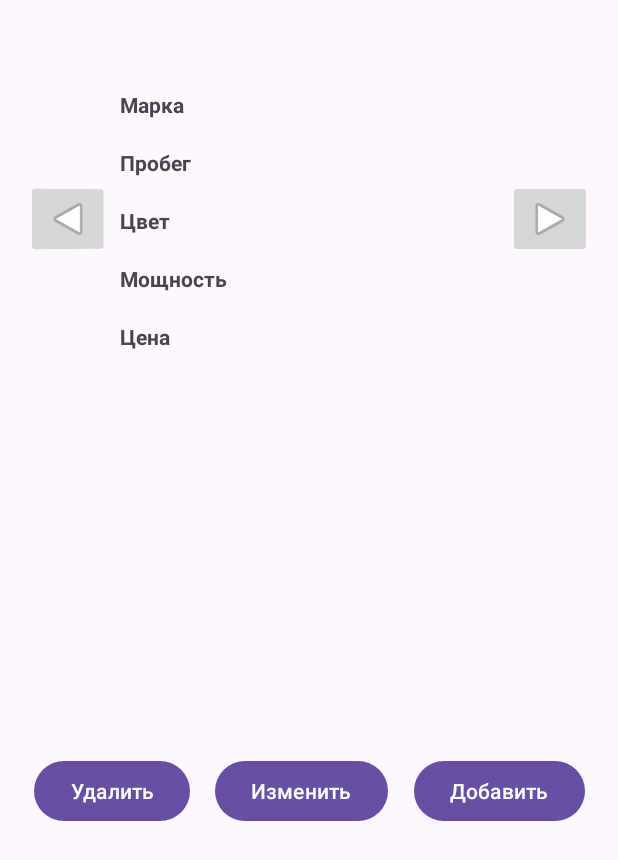
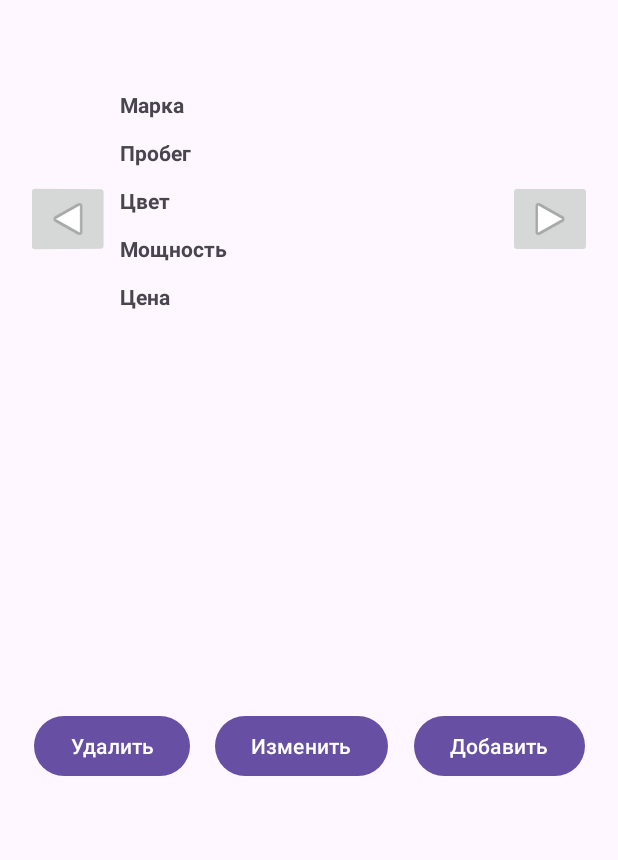
Before and after one commit to DiKachura/AndroidStudioProjects, an Android app: the screen it shows after launch (MainActivity), after a tap on an icon or button, on a phone screen of 412 x 824 dp. Shown: the top 860 px of the screen. Run offline under Robolectric (Android 15) with nearby library versions, the phone set to English and light mode, and no system bars.

Commit message:
внесение данных в один textView

```diff
--- a/Auto/app/src/main/java/com/example/auto/MainActivity.kt
+++ b/Auto/app/src/main/java/com/example/auto/MainActivity.kt
@@ -1,5 +1,6 @@
 package com.example.auto
 
+import android.annotation.SuppressLint
 import android.content.Intent
 import androidx.appcompat.app.AppCompatActivity
 import android.os.Bundle
@@ -17,7 +18,7 @@ class MainActivity : AppCompatActivity() {
     lateinit var btnEdit : Button
     lateinit var btnAdd : Button
     lateinit var btnDelete : Button
-    lateinit var name : TextView
+    lateinit var tvName : TextView
     lateinit var mileage : TextView
     lateinit var color : TextView
     lateinit var power : TextView
@@ -52,13 +53,17 @@ class MainActivity : AppCompatActivity() {
         }
     }
 
+    @SuppressLint("SetTextI18n")
+//    private fun updateCars() {
+////        tvName.text = "Марка\n" + viewModel.carName + "\nПробег\n" + viewModel.carMileage + "\nЦвет\n" + viewModel.carColor+
+////                "\nМощность\n" + viewModel.carPower + "\nЦена\n" + viewModel.carPrice
+//        for(i in viewModel.carBank) {
+//            tvName.text = viewModel.carBank.toString()
+//        }
+//    }
+
     private fun updateCars() {
-        name.text = viewModel.carName
-        mileage.text = viewModel.carMileage
-        mileage.text = viewModel.carMileage
-        power.text = viewModel.carPower
-        color.text = viewModel.carColor
-        price.text = viewModel.carPrice
+        tvName.text = viewModel.toString()
     }
     override fun onCreate(savedInstanceState: Bundle?) {
         super.onCreate(savedInstanceState)
@@ -69,11 +74,8 @@ class MainActivity : AppCompatActivity() {
         btnDelete = findViewById(R.id.btnDelete)
         btnPrev=findViewById(R.id.btnPrev)
         btnNext=findViewById(R.id.btnNext)
-        name = findViewById(R.id.name)
-        mileage = findViewById(R.id.mileage)
-        color = findViewById(R.id.color)
-        power = findViewById(R.id.power)
-        price = findViewById(R.id.price)
+        tvName=findViewById(R.id.tvName)
+
 
 
         btnAdd.setOnClickListener{
@@ -84,11 +86,11 @@ class MainActivity : AppCompatActivity() {
         btnEdit.setOnClickListener {
             if (viewModel.ListSize() != 0) {
                 val intent = Intent(this, EditActivity::class.java)
-                intent.putExtra("name", name.text.toString())
-                intent.putExtra("mileage", mileage.text.toString())
-                intent.putExtra("color", color.text.toString())
-                intent.putExtra("power", power.text.toString())
-                intent.putExtra("price", price.text.toString())
+                intent.putExtra("name", viewModel.carName)
+                intent.putExtra("mileage", viewModel.carMileage)
+                intent.putExtra("color", viewModel.carColor)
+                intent.putExtra("power", viewModel.carPower)
+                intent.putExtra("price", viewModel.carPrice)
                 editCarLauncher.launch(intent)
             }
 
--- a/Auto/app/src/main/java/com/example/auto/models/AutoModel.kt
+++ b/Auto/app/src/main/java/com/example/auto/models/AutoModel.kt
@@ -6,7 +6,7 @@ import com.example.auto.data.CarParameters
 
 class AutoModel: ViewModel() {
     //val carBank: MutableList<CarParameters> = mutableListOf()
-    private val carBank = mutableListOf<CarParameters>()
+    val carBank = mutableListOf<CarParameters>()
 
     var currentIndex=-1
 
@@ -87,4 +87,7 @@ class AutoModel: ViewModel() {
             }
         }
     }
+    override fun toString(): String {
+        return "Марка\n$carName\nПробег\n$carMileage\nЦвет\n$carColor\nМощность\n$carPower\nЦена\n$carPrice"
+    }
 }
--- a/Auto/app/src/main/res/layout/activity_main.xml
+++ b/Auto/app/src/main/res/layout/activity_main.xml
@@ -21,67 +21,9 @@
         <TextView
             android:id="@+id/tvName"
             android:layout_width="match_parent"
-            android:layout_height="wrap_content"
-            android:text="@string/name"
+            android:layout_height="match_parent"
             android:textSize="14sp"
             android:textStyle="bold" />
-
-        <TextView
-            android:id="@+id/name"
-            android:layout_width="match_parent"
-            android:layout_height="wrap_content" />
-
-        <TextView
-            android:id="@+id/tvMileage"
-            android:layout_width="match_parent"
-            android:layout_height="wrap_content"
-            android:text="@string/mileage"
-            android:textSize="14sp"
-            android:textStyle="bold" />
-
-        <TextView
-            android:id="@+id/mileage"
-            android:layout_width="match_parent"
-            android:layout_height="wrap_content" />
-
-        <TextView
-            android:id="@+id/tvColor"
-            android:layout_width="match_parent"
-            android:layout_height="wrap_content"
-            android:text="@string/color"
-            android:textSize="14sp"
-            android:textStyle="bold" />
-
-        <TextView
-            android:id="@+id/color"
-            android:layout_width="match_parent"
-            android:layout_height="wrap_content" />
-
-        <TextView
-            android:id="@+id/tvPower"
-            android:layout_width="match_parent"
-            android:layout_height="wrap_content"
-            android:text="@string/power"
-            android:textSize="14sp"
-            android:textStyle="bold" />
-
-        <TextView
-            android:id="@+id/power"
-            android:layout_width="match_parent"
-            android:layout_height="wrap_content" />
-
-        <TextView
-            android:id="@+id/tvPrice"
-            android:layout_width="match_parent"
-            android:layout_height="wrap_content"
-            android:text="@string/price"
-            android:textSize="14sp"
-            android:textStyle="bold" />
-
-        <TextView
-            android:id="@+id/price"
-            android:layout_width="match_parent"
-            android:layout_height="wrap_content" />
 
     </LinearLayout>
 
```
Also changed, not shown: Auto/app/src/main/java/com/example/auto/EditActivity.kt (+46 -17 lines), Auto/app/src/main/java/com/example/auto/data/CarParameters.kt (line endings or trailing spaces).
